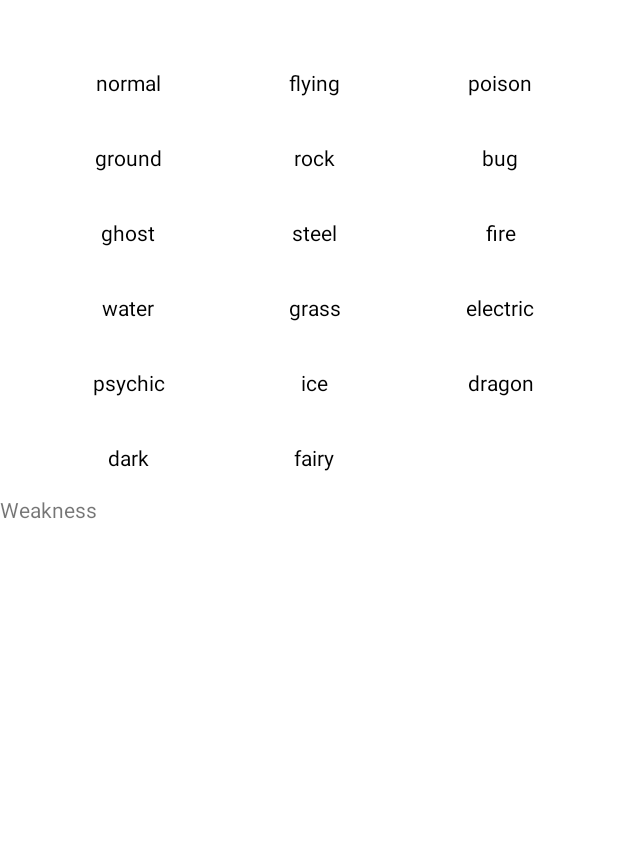
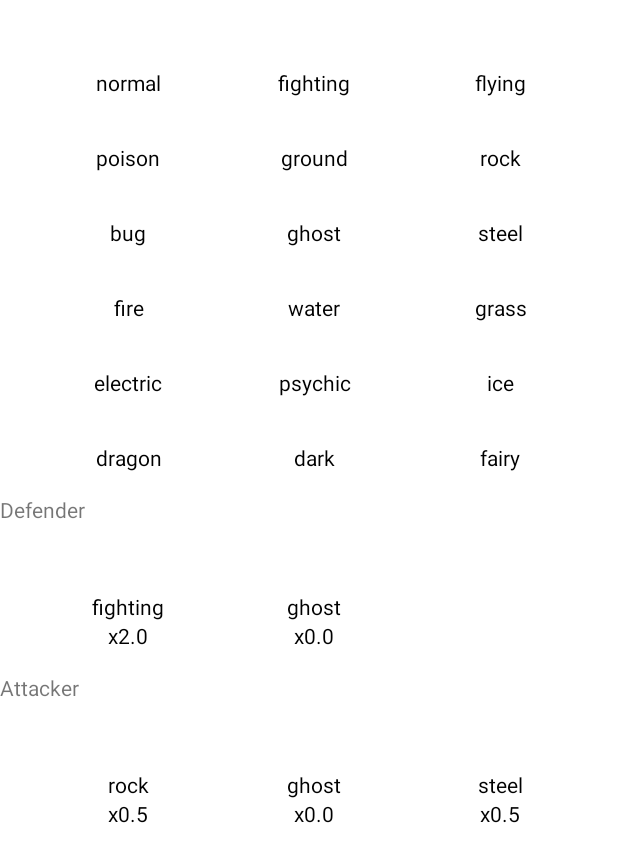
Before and after one commit to HenriqueCruz5341/PokedexAndroid, an Android app: the DashboardFragment screen opened through its navigation route, on a phone screen of 412 x 824 dp. Shown: the top 862 px of the screen. Run offline under Robolectric (Android 15) with nearby library versions, the phone set to English and light mode, and no system bars; our stand-ins replace Room's generated code, navigation-ui.

Commit message:
Add Type Relations to database, showing pokemon types and weakness

```diff
--- a/app/src/main/java/com/example/pokedex/repository/database/dao/TypeDAO.kt
+++ b/app/src/main/java/com/example/pokedex/repository/database/dao/TypeDAO.kt
@@ -23,4 +23,7 @@ interface TypeDAO {
 
     @Query("SELECT * FROM Types WHERE id = :id")
     fun getById(id: Int): TypeEntity?
+
+    @Query("SELECT * FROM Types WHERE name = :name")
+    fun getByName(name: String): TypeEntity?
 }
--- a/app/src/main/java/com/example/pokedex/repository/database/dao/TypeRelationDAO.kt
+++ b/app/src/main/java/com/example/pokedex/repository/database/dao/TypeRelationDAO.kt
@@ -20,9 +20,15 @@ interface TypeRelationDAO {
     @Query("SELECT * FROM TypeRelations WHERE defense_id = :defense_id")
     fun getByDefenseId(defense_id: Int): List<TypeRelationEntity>
 
-    @Query("SELECT * FROM TypeRelations WHERE atack_id = :atack_id")
-    fun getByAtackId(atack_id: Int): List<TypeRelationEntity>
+    @Query("SELECT * FROM TypeRelations WHERE attack_id = :attack_id")
+    fun getByAttackId(attack_id: Int): List<TypeRelationEntity>
 
-    @Query("SELECT * FROM TypeRelations WHERE atack_id = :atack_id AND defense_id = :defense_id")
-    fun getByAtackAndDefenseId(atack_id: Int, defense_id: Int): TypeRelationEntity?
+    @Query("SELECT * FROM TypeRelations WHERE attack_id = :attack_id AND defense_id = :defense_id")
+    fun getByAtackAndDefenseId(attack_id: Int, defense_id: Int): TypeRelationEntity?
+
+    @Query("SELECT * FROM TypeRelations WHERE attack_id = :id")
+    fun getAttack(id: Int): List<TypeRelationEntity>
+
+    @Query("SELECT * FROM TypeRelations WHERE defense_id = :id")
+    fun getDefense(id: Int): List<TypeRelationEntity>
 }
--- /dev/null
+++ b/app/src/main/java/com/example/pokedex/repository/database/dto/TypeMultiplierDTO.kt
@@ -0,0 +1,6 @@
+package com.example.pokedex.repository.database.dto
+
+import com.example.pokedex.repository.database.model.TypeEntity
+
+class TypeMultiplierDTO (val name: String, val multiplier: Float) {
+}
--- a/app/src/main/java/com/example/pokedex/repository/database/model/TypeRelationEntity.kt
+++ b/app/src/main/java/com/example/pokedex/repository/database/model/TypeRelationEntity.kt
@@ -6,10 +6,10 @@ import androidx.room.ForeignKey
 import androidx.room.Index
 import androidx.room.PrimaryKey
 
-@Entity(tableName="TypeRelations", indices = [Index(value = ["atack_id", "defense_id"], unique = true)], primaryKeys = ["atack_id", "defense_id"])
+@Entity(tableName="TypeRelations", indices = [Index(value = ["attack_id", "defense_id"], unique = true)], primaryKeys = ["attack_id", "defense_id"])
 class TypeRelationEntity {
-    @ColumnInfo(name="atack_id")
-    var atack_id: Int = 0
+    @ColumnInfo(name="attack_id")
+    var attack_id: Int = 0
 
     @ColumnInfo(name="defense_id")
     var defense_id: Int = 0
--- a/app/src/main/java/com/example/pokedex/ui/dashboard/DashboardFragment.kt
+++ b/app/src/main/java/com/example/pokedex/ui/dashboard/DashboardFragment.kt
@@ -11,6 +11,7 @@ import androidx.lifecycle.ViewModelProvider
 import androidx.recyclerview.widget.GridLayoutManager
 import com.example.pokedex.databinding.FragmentDashboardBinding
 import com.example.pokedex.repository.database.model.TypeEntity
+import com.example.pokedex.ui.recycleView.typeRelations.ListTypeRelationAdapter
 import com.example.pokedex.ui.recycleView.types.ListTypesAdapter
 import com.example.pokedex.ui.recycleView.types.OnTypeListener
 
@@ -19,6 +20,8 @@ class DashboardFragment : Fragment() {
     private var _binding: FragmentDashboardBinding? = null
     private lateinit var dashboardViewModel: DashboardViewModel
     private val typeAdapter = ListTypesAdapter()
+    private val typeDefenseAdapter = ListTypeRelationAdapter()
+    private val typeAttackAdapter = ListTypeRelationAdapter()
 
     // This property is only valid between onCreateView and
     // onDestroyView.
@@ -37,6 +40,12 @@ class DashboardFragment : Fragment() {
         binding.recyclerListTypes.layoutManager = GridLayoutManager(context, 3)
         binding.recyclerListTypes.adapter = typeAdapter
 
+        binding.recyclerListDefense.layoutManager = GridLayoutManager(context, 3)
+        binding.recyclerListDefense.adapter = typeDefenseAdapter
+
+        binding.recyclerListAttack.layoutManager = GridLayoutManager(context, 3)
+        binding.recyclerListAttack.adapter = typeAttackAdapter
+
         val listener = object : OnTypeListener {
             override fun onClick(type: TypeEntity) {
                 Toast.makeText(context, type.name, Toast.LENGTH_SHORT).show()
@@ -45,6 +54,8 @@ class DashboardFragment : Fragment() {
         typeAdapter.setListener(listener)
 
         dashboardViewModel.getAllTypes()
+        dashboardViewModel.getAllEffectiveness()
+        dashboardViewModel.getAllWeakness()
 
         setObserver()
 
@@ -55,6 +66,14 @@ class DashboardFragment : Fragment() {
         dashboardViewModel.getTypeList().observe(viewLifecycleOwner, Observer {
             typeAdapter.updateTypeList(it)
         })
+
+        dashboardViewModel.getTypeEffectiveness().observe(viewLifecycleOwner, Observer {
+            typeAttackAdapter.updateTypeList(it)
+        })
+
+        dashboardViewModel.getTypeWeakness().observe(viewLifecycleOwner, Observer {
+            typeDefenseAdapter.updateTypeList(it)
+        })
     }
 
     override fun onDestroyView() {
--- a/app/src/main/java/com/example/pokedex/ui/dashboard/DashboardViewModel.kt
+++ b/app/src/main/java/com/example/pokedex/ui/dashboard/DashboardViewModel.kt
@@ -4,15 +4,16 @@ import android.app.Application
 import androidx.lifecycle.AndroidViewModel
 import androidx.lifecycle.LiveData
 import androidx.lifecycle.MutableLiveData
-import androidx.lifecycle.ViewModel
 import com.example.pokedex.repository.database.client.ClientDatabase
-import com.example.pokedex.repository.database.model.PokemonPageableEntity
+import com.example.pokedex.repository.database.dto.TypeMultiplierDTO
 import com.example.pokedex.repository.database.model.TypeEntity
 import com.example.pokedex.utils.Constants
 
 class DashboardViewModel(application: Application) : AndroidViewModel(application) {
     private var listMsg = MutableLiveData<Int>()
     private var typeList = MutableLiveData<List<TypeEntity>>()
+    private var typeDefenseList = MutableLiveData<List<TypeMultiplierDTO>>()
+    private var typeAtackList = MutableLiveData<List<TypeMultiplierDTO>>()
 
     fun getListMsg(): LiveData<Int> {
         return listMsg
@@ -20,6 +21,14 @@ class DashboardViewModel(application: Application) : AndroidViewModel(applicatio
 
     fun getTypeList(): LiveData<List<TypeEntity>> {
         return typeList
+    }
+
+    fun getTypeEffectiveness(): LiveData<List<TypeMultiplierDTO>> {
+        return typeAtackList
+    }
+
+    fun getTypeWeakness(): LiveData<List<TypeMultiplierDTO>> {
+        return typeDefenseList
     }
 
     fun getAllTypes() {
@@ -36,4 +45,48 @@ class DashboardViewModel(application: Application) : AndroidViewModel(applicatio
             listMsg.value = Constants.BD_MSGS.FAIL
         }
     }
+
+    fun getAllEffectiveness() {
+        val dbTypes = ClientDatabase.getDatabase(getApplication()).TypeDAO()
+        val dbRelation = ClientDatabase.getDatabase(getApplication()).TypeRelationDAO()
+        try {
+            val attack = dbRelation.getAttack(1)
+            val resp: MutableList<TypeMultiplierDTO> = mutableListOf()
+            if (attack.isEmpty()) {
+                listMsg.value = Constants.BD_MSGS.NOT_FOUND
+            } else {
+                listMsg.value = Constants.BD_MSGS.SUCCESS
+                attack.forEach {
+                    val type = dbTypes.getById(it.defense_id)
+                    if (type != null)
+                        resp.add(TypeMultiplierDTO(type.name, it.multiplaier))
+                }
+                typeAtackList.value = resp
+            }
+        } catch (e: Exception) {
+            listMsg.value = Constants.BD_MSGS.FAIL
+        }
+    }
+
+    fun getAllWeakness() {
+        val dbTypes = ClientDatabase.getDatabase(getApplication()).TypeDAO()
+        val dbRelation = ClientDatabase.getDatabase(getApplication()).TypeRelationDAO()
+        try {
+            val defense = dbRelation.getDefense(1)
+            val resp: MutableList<TypeMultiplierDTO> = mutableListOf()
+            if (defense.isEmpty()) {
+                listMsg.value = Constants.BD_MSGS.NOT_FOUND
+            } else {
+                listMsg.value = Constants.BD_MSGS.SUCCESS
+                defense.forEach {
+                    val type = dbTypes.getById(it.attack_id)
+                    if (type != null)
+                        resp.add(TypeMultiplierDTO(type.name, it.multiplaier))
+                }
+                typeDefenseList.value = resp
+            }
+        } catch (e: Exception) {
+            listMsg.value = Constants.BD_MSGS.FAIL
+        }
+    }
 }
--- /dev/null
+++ b/app/src/main/java/com/example/pokedex/ui/recycleView/typeRelations/ListTypeRelationAdapter.kt
@@ -0,0 +1,32 @@
+package com.example.pokedex.ui.recycleView.typeRelations
+
+import android.view.LayoutInflater
+import android.view.ViewGroup
+import androidx.recyclerview.widget.RecyclerView
+import com.example.pokedex.databinding.TypeRelationLineBinding
+import com.example.pokedex.repository.database.dto.TypeMultiplierDTO
+
+class ListTypeRelationAdapter : RecyclerView.Adapter<ListTypeRelationViewHolder>() {
+
+    private var typeMultiplierList: List<TypeMultiplierDTO> = listOf()
+
+    override fun onCreateViewHolder(parent: ViewGroup, viewType: Int): ListTypeRelationViewHolder {
+        val item = TypeRelationLineBinding.inflate(
+            LayoutInflater.from(parent.context),
+            parent,false)
+        return ListTypeRelationViewHolder(item)
+    }
+
+    override fun onBindViewHolder(holder: ListTypeRelationViewHolder, position: Int) {
+        holder.bindVH(typeMultiplierList[position])
+    }
+
+    override fun getItemCount(): Int {
+        return typeMultiplierList.count()
+    }
+
+    fun updateTypeList(list: List<TypeMultiplierDTO>) {
+        typeMultiplierList = list
+        notifyItemRangeChanged(0, list.size)
+    }
+}
--- /dev/null
+++ b/app/src/main/java/com/example/pokedex/ui/recycleView/typeRelations/ListTypeRelationViewHolder.kt
@@ -0,0 +1,13 @@
+package com.example.pokedex.ui.recycleView.typeRelations
+
+import androidx.recyclerview.widget.RecyclerView
+import com.example.pokedex.databinding.TypeRelationLineBinding
+import com.example.pokedex.repository.database.dto.TypeMultiplierDTO
+
+class ListTypeRelationViewHolder(private val binding: TypeRelationLineBinding) : RecyclerView.ViewHolder(binding.root) {
+    fun bindVH(typeMultiplier: TypeMultiplierDTO){
+        binding.typeName.text = typeMultiplier.name
+        binding.multiplier.text = "x${typeMultiplier.multiplier.toString()}"
+    }
+
+}
--- a/app/src/main/java/com/example/pokedex/utils/Constants.kt
+++ b/app/src/main/java/com/example/pokedex/utils/Constants.kt
@@ -1,4 +1,6 @@
 package com.example.pokedex.utils
+
+import org.json.JSONObject
 
 class Constants {
     object API {
@@ -17,6 +19,27 @@ class Constants {
         val listTypes: List<String> = listOf("normal", "fighting", "flying", "poison", "ground",
             "rock", "bug", "ghost", "steel", "fire", "water", "grass", "electric", "psychic", "ice",
             "dragon", "dark", "fairy")
+
+        private val typeChartJsonString = """{types:[{"name":"Normal","immunes":["Ghost"],"weaknesses":["Rock","Steel"],"strengths":[]},
+            {"name":"Fire","immunes":[],"weaknesses":["Fire","Water","Rock","Dragon"],"strengths":["Grass","Ice","Bug","Steel"]},
+            {"name":"Water","immunes":[],"weaknesses":["Water","Grass","Dragon"],"strengths":["Fire","Ground","Rock"]},
+            {"name":"Electric","immunes":["Ground"],"weaknesses":["Electric","Grass","Dragon"],"strengths":["Water","Flying"]},
+            {"name":"Grass","immunes":[],"weaknesses":["Fire","Grass","Poison","Flying","Bug","Dragon","Steel"],"strengths":["Water","Ground","Rock"]},
+            {"name":"Ice","immunes":[],"weaknesses":["Fire","Water","Ice","Steel"],"strengths":["Grass","Ground","Flying","Dragon"]},
+            {"name":"Fighting","immunes":["Ghost"],"weaknesses":["Poison","Flying","Psychic","Bug","Fairy"],"strengths":["Normal","Ice","Rock","Dark","Steel"]},
+            {"name":"Poison","immunes":["Steel"],"weaknesses":["Poison","Ground","Rock","Ghost"],"strengths":["Grass","Fairy"]},
+            {"name":"Ground","immunes":["Flying"],"weaknesses":["Grass","Bug"],"strengths":["Fire","Electric","Poison","Rock","Steel"]},
+            {"name":"Flying","immunes":[],"weaknesses":["Electric","Rock","Steel"],"strengths":["Grass","Fighting","Bug"]},
+            {"name":"Psychic","immunes":["Dark"],"weaknesses":["Psychic","Steel"],"strengths":["Fighting","Poison"]},
+            {"name":"Bug","immunes":[],"weaknesses":["Fire","Fighting","Poison","Flying","Ghost","Steel","Fairy"],"strengths":["Grass","Psychic","Dark"]},
+            {"name":"Rock","immunes":[],"weaknesses":["Fighting","Ground","Steel"],"strengths":["Fire","Ice","Flying","Bug"]},
+            {"name":"Ghost","immunes":["Normal"],"weaknesses":["Dark"],"strengths":["Psychic","Ghost"]},
+            {"name":"Dragon","immunes":["Fairy"],"weaknesses":["Steel"],"strengths":["Dragon"]},
+            {"name":"Dark","immunes":[],"weaknesses":["Fighting","Dark","Fairy"],"strengths":["Psychic","Ghost"]},
+            {"name":"Steel","immunes":[],"weaknesses":["Fire","Water","Electric","Steel"],"strengths":["Ice","Rock","Fairy"]},
+            {"name":"Fairy","immunes":[],"weaknesses":["Fire","Poison","Steel"],"strengths":["Fighting","Dragon","Dark"]}]}"""
+
+        var typeJsonArray = JSONObject(typeChartJsonString).getJSONArray("types")
     }
 
     object GENDERS {
--- a/app/src/main/res/layout/fragment_dashboard.xml
+++ b/app/src/main/res/layout/fragment_dashboard.xml
@@ -23,6 +23,36 @@
         android:layout_height="wrap_content"
         app:layout_constraintTop_toBottomOf="@id/recycler_list_types"
         app:layout_constraintLeft_toLeftOf="parent"
-        android:text="@string/text_weakness" />
+        android:text="@string/text_defense" />
+
+    <androidx.recyclerview.widget.RecyclerView
+        android:id="@+id/recycler_list_defense"
+        android:layout_width="match_parent"
+        android:layout_height="wrap_content"
+        app:layout_constraintTop_toBottomOf="@id/text_weakness"
+        app:layout_constraintStart_toStartOf="parent"
+        android:layout_marginTop="30dp"
+        android:layout_marginStart="20dp"
+        android:layout_marginEnd="20dp"
+        />
+
+    <TextView
+        android:id="@+id/text_effectiveness"
+        android:layout_width="match_parent"
+        android:layout_height="wrap_content"
+        app:layout_constraintTop_toBottomOf="@id/recycler_list_defense"
+        app:layout_constraintLeft_toLeftOf="parent"
+        android:text="@string/text_attack" />
+
+    <androidx.recyclerview.widget.RecyclerView
+        android:id="@+id/recycler_list_attack"
+        android:layout_width="match_parent"
+        android:layout_height="wrap_content"
+        app:layout_constraintTop_toBottomOf="@id/text_effectiveness"
+        app:layout_constraintStart_toStartOf="parent"
+        android:layout_marginTop="30dp"
+        android:layout_marginStart="20dp"
+        android:layout_marginEnd="20dp"
+        />
 
 </androidx.constraintlayout.widget.ConstraintLayout>
--- /dev/null
+++ b/app/src/main/res/layout/type_relation_line.xml
@@ -0,0 +1,28 @@
+<?xml version="1.0" encoding="utf-8"?>
+<androidx.appcompat.widget.LinearLayoutCompat xmlns:android="http://schemas.android.com/apk/res/android"
+    android:layout_width="wrap_content"
+    android:layout_height="wrap_content"
+    android:padding="15dp"
+    android:orientation="vertical">
+
+    <TextView
+        android:id="@+id/type_name"
+        android:layout_width="100dp"
+        android:layout_height="wrap_content"
+        android:text="@string/type_name"
+        android:textSize="14sp"
+        android:textColor="@color/black"
+        android:textAlignment="center"
+        />
+
+    <TextView
+        android:id="@+id/multiplier"
+        android:layout_width="100dp"
+        android:layout_height="wrap_content"
+        android:text="@string/multiplier"
+        android:textSize="14sp"
+        android:textColor="@color/black"
+        android:textAlignment="center"
+        />
+
+</androidx.appcompat.widget.LinearLayoutCompat>
--- a/app/src/main/res/values/strings.xml
+++ b/app/src/main/res/values/strings.xml
@@ -17,6 +17,19 @@
     <string name="pokemon_variant" translatable="false">PokemonVariant</string>
     <string name="pokemon_description" translatable="false">PokemonDescription</string>
     <string name="pokemon_type" translatable="false">PokemonType</string>
+    <string name="app_name">Pokedex</string>
+    <string name="title_lock_pokeball">Fechadura da pokebola</string>
+    <string name="title_home">Home</string>
+    <string name="title_dashboard">Dashboard</string>
+    <string name="title_notifications">Notifications</string>
+    <string name="title_activity_splash_screen">SplashScreenActivity</string>
+    <string name="title_activity_main">MainActivity</string>
+    <string name="pokemon_image">PokemonImage</string>
+    <string name="pokemon_name">PokemonName</string>
+    <string name="type_name">TypeName</string>
+    <string name="text_defense">Defender</string>
+    <string name="text_attack">Attacker</string>
+    <string name="multiplier">2x</string>
     <!-- Strings used for fragments for navigation -->
     <string name="first_fragment_label" translatable="false">First Fragment</string>
     <string name="second_fragment_label" translatable="false">Second Fragment</string>
```
Also changed, not shown: app/src/main/java/com/example/pokedex/activities/viewModel/SplashScreenViewModel.kt (+53 -6 lines).
